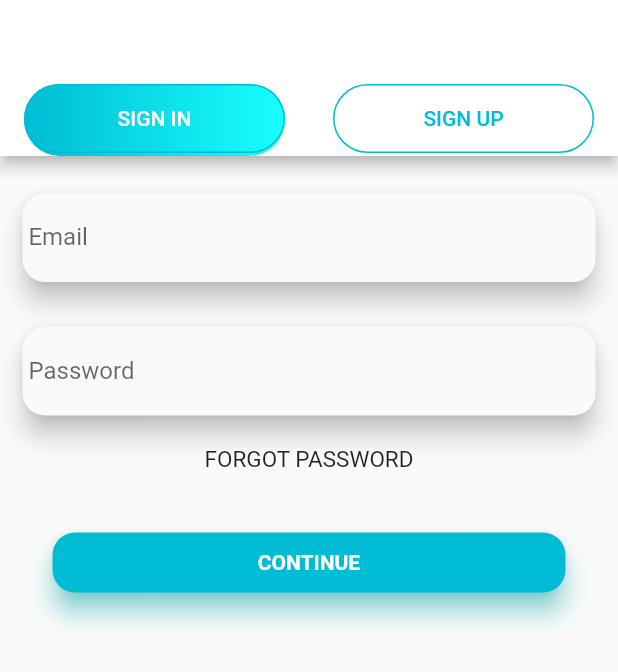
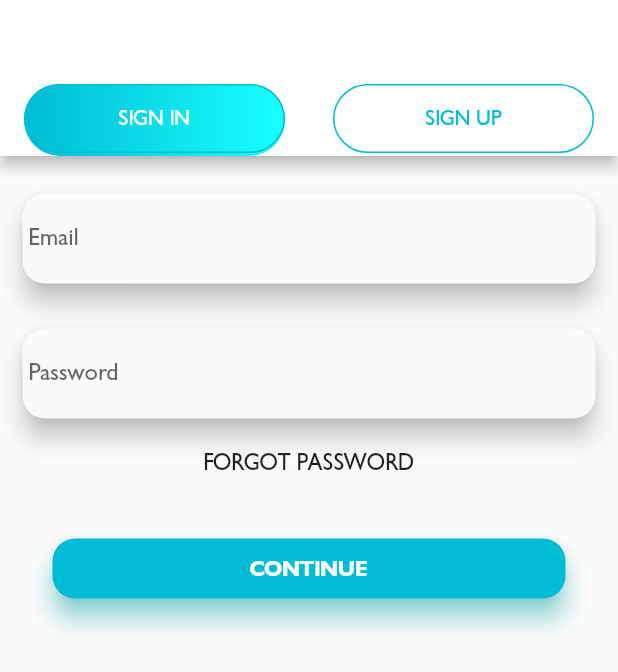
Before and after one commit to ozzi0032/PROWORK, a Flutter app: the screen it shows after launch, after a tap on "EMAIL", on a phone screen of 412 x 824 dp. Shown: the top 672 px of the screen. Run offline on Flutter 3.47's test engine with Material 2 defaults, Android fonts, the phone set to English and light mode, and no system bars.

Commit message:
I have add  login with phone screen,font style and appcolors

```diff
--- a/lib/main.dart
+++ b/lib/main.dart
@@ -1,5 +1,5 @@
 import 'package:flutter/material.dart';
-
+import 'phonelogin.dart';
 import 'signup.dart';
 
 void main() {
@@ -10,9 +10,11 @@ class MyApp extends StatelessWidget {
   @override
   Widget build(BuildContext context) {
     return new MaterialApp(
+      theme: ThemeData(fontFamily: 'Gibson'),
       debugShowCheckedModeBanner: false,
       routes: <String, WidgetBuilder>{
-        '/signup': (BuildContext context) => new SignupPage()
+        '/signup': (BuildContext context) => new SignupPage(),
+        '/phonelogin': (BuildContext context) => new Phoneloginpage()
       },
       home: new MyHomePage(),
     );
@@ -44,7 +46,7 @@ class _MyHomePageState extends State<MyHomePage> {
                     child: Stack(
                       children: [
                         Container(
-                          padding: EdgeInsets.fromLTRB(30.0, 315.0, 0.0, 0.0),
+                          padding: EdgeInsets.fromLTRB(30.0, 275.0, 0.0, 0.0),
                           child: Text(
                             'Welcome to',
                             style: TextStyle(
@@ -52,7 +54,7 @@ class _MyHomePageState extends State<MyHomePage> {
                           ),
                         ),
                         Container(
-                          padding: EdgeInsets.fromLTRB(85.0, 375.0, 0.0, 0.0),
+                          padding: EdgeInsets.fromLTRB(85.0, 320.0, 0.0, 0.0),
                           child: Text(
                             'ProWork',
                             style: TextStyle(
@@ -60,7 +62,7 @@ class _MyHomePageState extends State<MyHomePage> {
                           ),
                         ),
                         Container(
-                          padding: EdgeInsets.fromLTRB(20.0, 450.0, 0.0, 0.0),
+                          padding: EdgeInsets.fromLTRB(20.0, 385.0, 0.0, 0.0),
                           child: Text(
                             'The best way to discover and get you work done!',
                             style: TextStyle(
@@ -68,7 +70,7 @@ class _MyHomePageState extends State<MyHomePage> {
                           ),
                         ),
                         Container(
-                          padding: EdgeInsets.fromLTRB(115.0, 500.0, 0.0, 0.0),
+                          padding: EdgeInsets.fromLTRB(115.0, 435.0, 0.0, 0.0),
                           child: Text(
                             'Continue With',
                             style: TextStyle(
@@ -124,6 +126,29 @@ class _MyHomePageState extends State<MyHomePage> {
                       ),
                     ),
                   ),
+                  SizedBox(height: 20),
+                  GestureDetector(
+                    onTap: () {
+                      Navigator.of(context).pushNamed('/phonelogin');
+                    },
+                    child: Container(
+                      padding: EdgeInsets.fromLTRB(20.0, 0.0, 20.0, 0.0),
+                      height: 40.0,
+                      child: Material(
+                        borderRadius: BorderRadius.circular(10.0),
+                        shadowColor: Colors.cyanAccent,
+                        color: Colors.cyan,
+                        elevation: 7.0,
+                        child: Center(
+                          child: Text('PHONE',
+                              style: TextStyle(
+                                color: Colors.white,
+                                fontWeight: FontWeight.bold,
+                              )),
+                        ),
+                      ),
+                    ),
+                  ),
                 ],
               ),
             ))));
```
Also changed, not shown: lib/phonelogin.dart (added, +93 -0 lines), lib/style/appColors.dart (added, +20 -0 lines), pubspec.yaml (+8 -11 lines), fonts/Gibson-BoldItalic.ttf (added), fonts/Gibson-Regular.ttf (added), fonts/Gibson-RegularItalic.ttf (added), fonts/gibson-bold.ttf (added).
